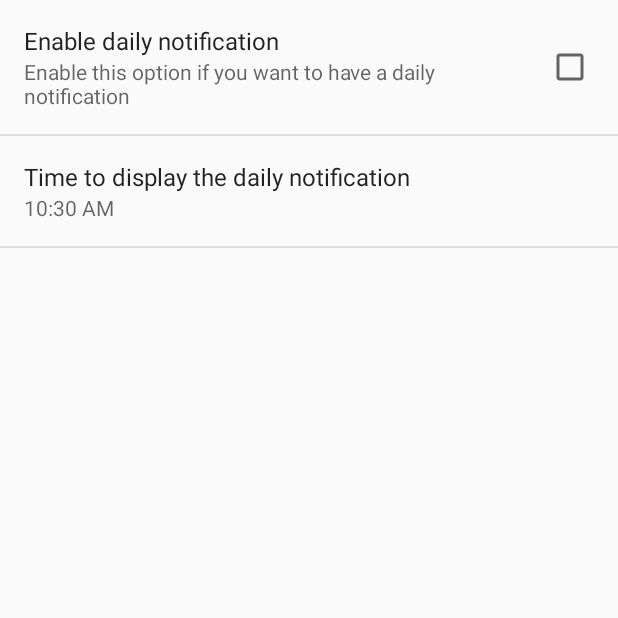
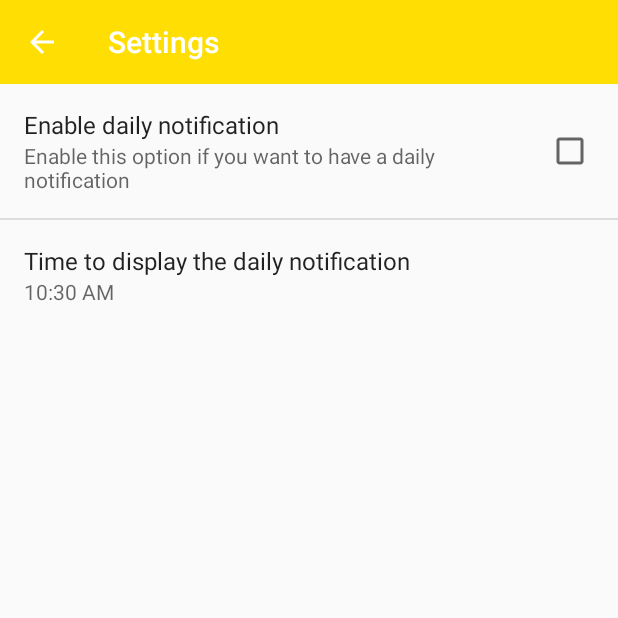
Before and after one commit to n0m0r3pa1n/simple-diary-android, an Android app: the SettingsActivity screen opened directly, with no data from a screen before it, on a phone screen of 412 x 824 dp, the top half of it. Run offline under Robolectric (Android 15) with nearby library versions, the phone set to English and light mode, and no system bars.

Commit message:
Toolbar in Settings

```diff
--- a/app/src/main/AndroidManifest.xml
+++ b/app/src/main/AndroidManifest.xml
@@ -26,7 +26,11 @@
                 android:name="android.support.PARENT_ACTIVITY"
                 android:value="com.nmp90.mysimplediary.MainActivity" />
         </activity>
-        <activity android:name=".settings.SettingsActivity" />
+        <activity
+            android:label="@string/menu_settings"
+            android:name=".settings.SettingsActivity"
+            android:theme="@style/AppTheme.NoActionBar" />
+
         <receiver android:name=".settings.DailyNotificationReceiver" />
         <receiver android:name=".AppStartBroadcastReceiver">
             <intent-filter>
--- a/app/src/main/java/com/nmp90/mysimplediary/settings/SettingsActivity.kt
+++ b/app/src/main/java/com/nmp90/mysimplediary/settings/SettingsActivity.kt
@@ -4,8 +4,12 @@ import android.content.SharedPreferences
 import android.os.Bundle
 import android.preference.PreferenceActivity
 import android.preference.PreferenceManager
+import android.view.MenuItem
+import androidx.appcompat.app.AppCompatDelegate
 import com.nmp90.mysimplediary.R
-
+import androidx.annotation.LayoutRes
+import androidx.annotation.Nullable
+import androidx.appcompat.widget.Toolbar
 
 
 class SettingsActivity : PreferenceActivity(), SharedPreferences.OnSharedPreferenceChangeListener {
@@ -13,13 +17,31 @@ class SettingsActivity : PreferenceActivity(), SharedPreferences.OnSharedPrefere
     private val PREF_ENABLE_NOTIFICATIONS = "pref_daily_notification"
 
     private lateinit var dailyNotificationController: DailyNotificationController
+    private var delegate: AppCompatDelegate? = null
+
 
     override fun onCreate(savedInstanceState: Bundle?) {
-        super.onCreate(savedInstanceState)
+        getDelegate().installViewFactory();
+        getDelegate().onCreate(savedInstanceState);
+        super.onCreate(savedInstanceState);
+        setContentView(R.layout.activity_settings);
+        setSupportActionBar(findViewById(R.id.toolbar));
+        getDelegate().supportActionBar?.setDisplayHomeAsUpEnabled(true)
+
+
         addPreferencesFromResource(R.xml.preferences);
+
         dailyNotificationController = DailyNotificationController(this)
 
         PreferenceManager.getDefaultSharedPreferences(this).registerOnSharedPreferenceChangeListener(this);
+    }
+
+    override fun onOptionsItemSelected(item: MenuItem?): Boolean {
+        if (item?.itemId == android.R.id.home) {
+            finish()
+            return true
+        }
+        return super.onOptionsItemSelected(item)
     }
 
     override fun onSharedPreferenceChanged(sharedPreferences: SharedPreferences, key: String) {
@@ -31,4 +53,40 @@ class SettingsActivity : PreferenceActivity(), SharedPreferences.OnSharedPrefere
         }
     }
 
+    override fun onPostCreate(savedInstanceState: Bundle?) {
+        super.onPostCreate(savedInstanceState)
+        getDelegate().onPostCreate(savedInstanceState)
+    }
+
+    override fun setContentView(@LayoutRes layoutResID: Int) {
+        getDelegate().setContentView(layoutResID)
+    }
+
+    override fun onPostResume() {
+        super.onPostResume()
+        getDelegate().onPostResume()
+    }
+
+    override fun onStop() {
+        super.onStop()
+        getDelegate().onStop()
+    }
+
+    override fun onDestroy() {
+        super.onDestroy()
+        getDelegate().onDestroy()
+    }
+
+    private fun setSupportActionBar(@Nullable toolbar: Toolbar) {
+        getDelegate().setSupportActionBar(toolbar)
+    }
+
+    private fun getDelegate(): AppCompatDelegate {
+        if (delegate == null) {
+            delegate = AppCompatDelegate.create(this, null)
+        }
+
+        return delegate!!
+    }
+
 }
--- a/app/src/main/res/layout/activity_settings.xml
+++ b/app/src/main/res/layout/activity_settings.xml
@@ -1,9 +1,23 @@
 <?xml version="1.0" encoding="utf-8"?>
-<androidx.constraintlayout.widget.ConstraintLayout xmlns:android="http://schemas.android.com/apk/res/android"
+<LinearLayout xmlns:android="http://schemas.android.com/apk/res/android"
     xmlns:app="http://schemas.android.com/apk/res-auto"
-    xmlns:tools="http://schemas.android.com/tools"
+    android:id="@+id/content_frame"
     android:layout_width="match_parent"
     android:layout_height="match_parent"
-    tools:context=".settings.SettingsActivity">
+    android:orientation="vertical">
 
-</androidx.constraintlayout.widget.ConstraintLayout>
+    <androidx.appcompat.widget.Toolbar
+        android:id="@id/toolbar"
+        android:layout_width="match_parent"
+        android:layout_height="wrap_content"
+        android:background="?attr/colorPrimary"
+        android:minHeight="?attr/actionBarSize"
+        app:popupTheme="@style/ThemeOverlay.AppCompat.Light"
+        app:theme="@style/ThemeOverlay.AppCompat.Dark.ActionBar"
+        app:titleTextColor="@color/white" />
+
+    <ListView
+        android:id="@android:id/list"
+        android:layout_width="match_parent"
+        android:layout_height="wrap_content" />
+</LinearLayout>
```
